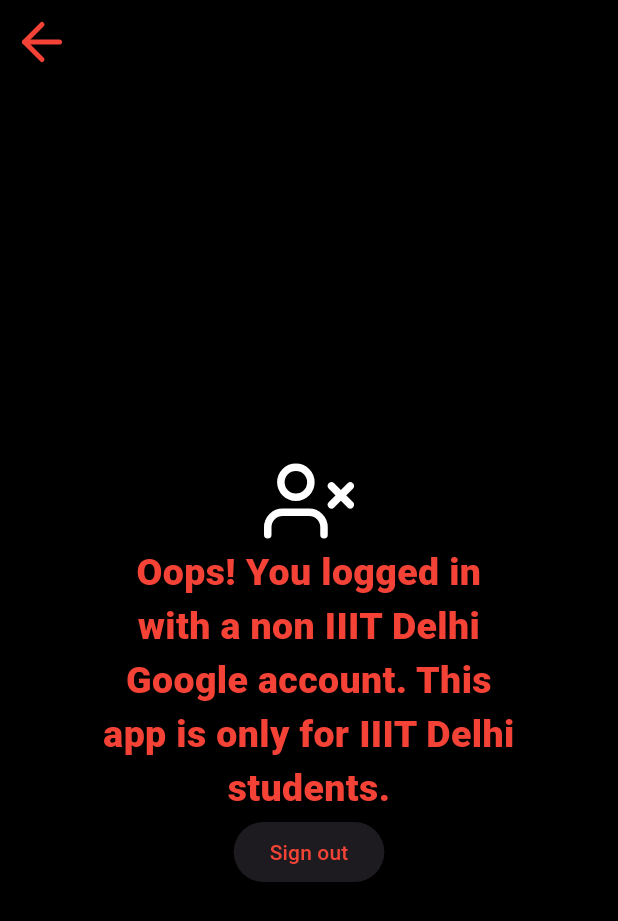
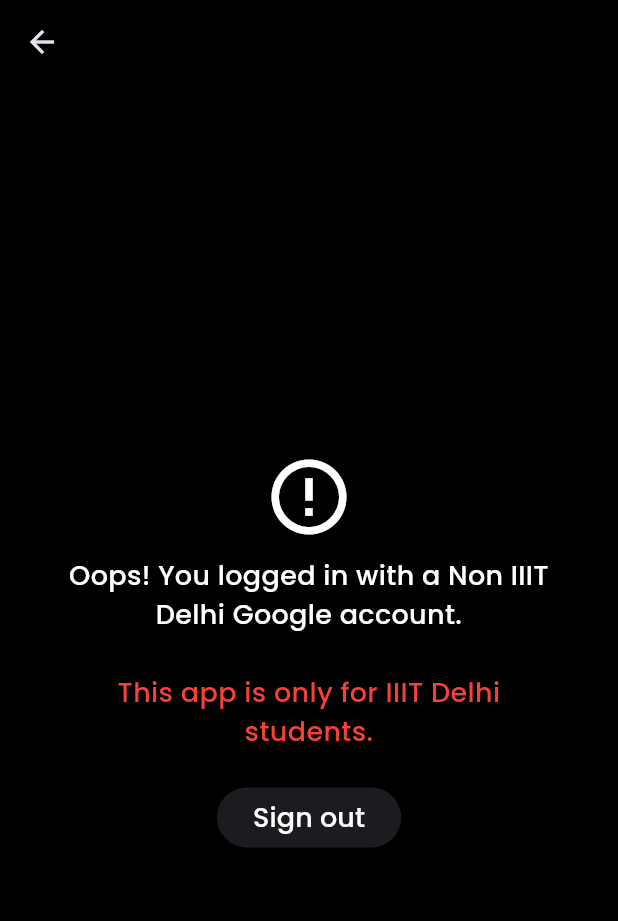
Before and after one commit to Shadowking912/sports_iiitd, a Flutter app: the WrongEmail screen opened by its route, on a phone screen of 412 x 824 dp. Shown: the top 921 px of the screen. Run offline on Flutter 3.47's test engine with Material 3 defaults, Android fonts, the phone set to English and light mode, and no system bars; our stand-ins replace carousel_slider, cloud_firestore, expandable_text, firebase_auth, firebase_core, flutter_feather_icons and 5 more; accounts and stored records are empty.

Commit message:
wrong email case back button fix

```diff
--- a/lib/screens/wrong_email.dart
+++ b/lib/screens/wrong_email.dart
@@ -1,4 +1,6 @@
 import 'package:flutter/material.dart';
+import 'package:google_fonts/google_fonts.dart';
+import 'package:sports_iiitd/common/colors.dart';
 
 import '../services/auth.dart';
 import "package:flutter_feather_icons/flutter_feather_icons.dart";
@@ -11,50 +13,58 @@
     return Scaffold(
       backgroundColor: Colors.black,
       appBar: AppBar(
-        leading: IconButton(
-          icon: Icon(
-            FeatherIcons.arrowLeft,
-            weight: 700,
-            size: 50,
-            color: Colors.red,
-          ),
-          onPressed: () {
-            Navigator.of(context)
-                .pushReplacementNamed('/sign_in'); // Example: Navigate back
-          },
-        ),
         backgroundColor:
             Colors.transparent, // Set the app bar background to transparent
         elevation: 0, // Remove the shadow
       ),
       body: Padding(
-        padding: const EdgeInsets.fromLTRB(48.0, 32.0, 48.0, 16.0),
+        padding: const EdgeInsets.symmetric(horizontal: 20),
         child: Container(
           margin: EdgeInsets.all(20.0), // Add margin on the lower side
           child: Column(
             crossAxisAlignment: CrossAxisAlignment.center,
             mainAxisAlignment: MainAxisAlignment.center,
             children: [
-              Icon(
-                FeatherIcons.userX,
+              Container(
+                margin: EdgeInsets.all(10),
+                child: Icon(
+                  Icons.error_outline,
                   size: 60,
                   color: Colors.white,
                 ),
+              ),
               Text(
-                'Oops! You logged in with a non IIIT Delhi Google account. This app is only for IIIT Delhi students.',
-                style: TextStyle(
-                  color: Colors.red,
-                  fontWeight: FontWeight.w800,
-                  fontSize: 25,
+                'Oops! You logged in with a Non IIIT Delhi Google account.',
+                style: GoogleFonts.poppins(
+                  color: CustomColors.white,
+                  fontWeight: FontWeight.w500,
+                  fontSize: 18,
                 ),
                 textAlign: TextAlign.center,
               ),
-              ElevatedButton(
+              Text(
+                '\nThis app is only for IIIT Delhi students.',
+                style: GoogleFonts.poppins(
+                  color: Colors.red,
+                  fontWeight: FontWeight.w500,
+                  fontSize: 18,
+                ),
+                textAlign: TextAlign.center,
+              ),
+              Container(
+                margin: EdgeInsets.all(20),
+                child: ElevatedButton(
+                  autofocus: true,
                   onPressed: () async {
                     await signOut();
                     Navigator.of(context).pushReplacementNamed('/sign_in');
                   },
-                child: Text('Sign out', style: TextStyle(color: Colors.red)),
+                  child: Text('Sign out',
+                      style: GoogleFonts.poppins(
+                          color: CustomColors.white,
+                          fontSize: 18,
+                          fontWeight: FontWeight.w500)),
+                ),
               )
             ],
           ),
```
Lines whose indentation alone changed are shown as unchanged.
